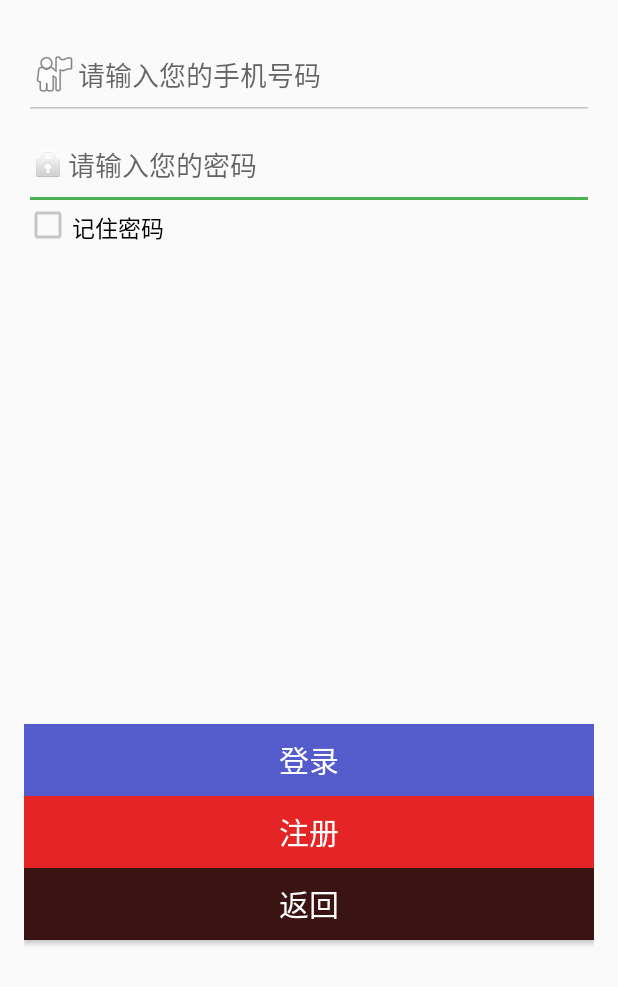
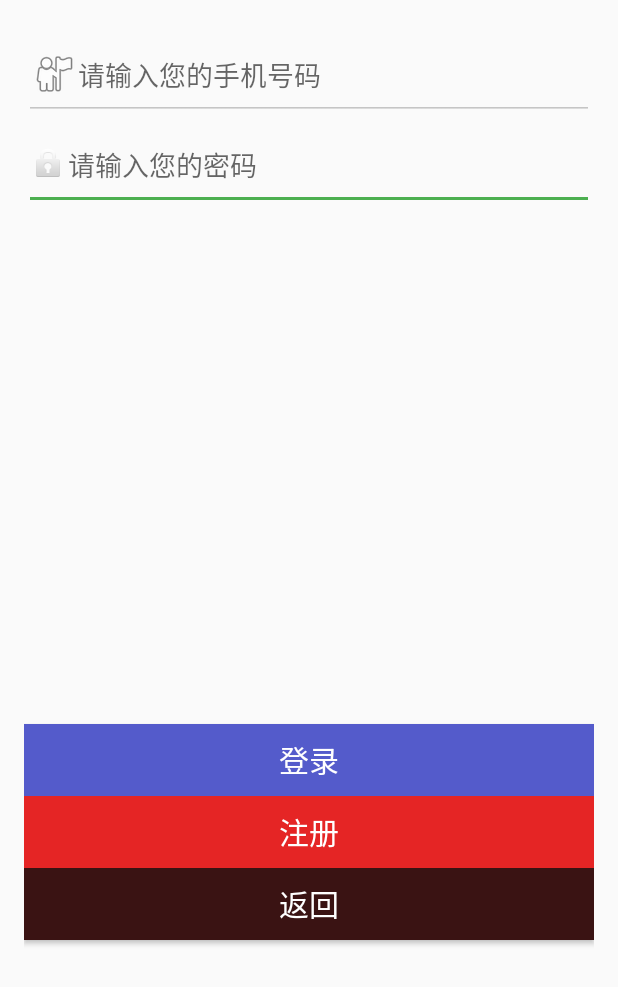
Before and after one commit to LittleCuteIMS/IntelligentParking, an Android app: the screen it shows after launch (Login), after a tap on an icon or button, on a phone screen of 412 x 824 dp, the part 249-1236 px from its top. Run offline under Robolectric (Android 15) with nearby library versions, the phone set to English and light mode, and no system bars; our stand-ins replace ButterKnife; 1 other tap on this screen came first.

Commit message:
保存了用户的登录状态，如果已登录，就会直接获取用户的信息；未登录则登录

```diff
--- a/app/src/main/java/com/example/foolishfan/IntelligentParking/Login.java
+++ b/app/src/main/java/com/example/foolishfan/IntelligentParking/Login.java
@@ -27,7 +27,6 @@ public class Login extends Activity {                 //登录界面活动
     private Button mRegisterButton;                   //注册按钮
     private Button mLoginButton;                      //登录按钮
     private Button mCancleButton;                     //取消按钮
-    private CheckBox mRememberCheck;
     private Handler handler;                   //登录接收服务器返回的信息
 
     @Override
@@ -41,7 +40,6 @@ public class Login extends Activity {                 //登录界面活动
         mRegisterButton = (Button) findViewById(R.id.login_btn_register);
         mLoginButton = (Button) findViewById(R.id.login_btn_login);
         mCancleButton = (Button) findViewById(R.id.login_btn_cancle);
-        mRememberCheck = (CheckBox) findViewById(R.id.Login_Remember);
 
         //使用SharedPreferences获取信息
         SharedPreferences userPreferences=getSharedPreferences("user", Context.MODE_PRIVATE);
@@ -56,7 +54,6 @@ public class Login extends Activity {                 //登录界面活动
         mRegisterButton.setOnClickListener(mListener);                      //采用OnClickListener方法设置不同按钮按下之后的监听事件
         mLoginButton.setOnClickListener(mListener);
         mCancleButton.setOnClickListener(mListener);
-        mRememberCheck.setOnCheckedChangeListener(checkedListener);
 
         handler = new Handler(){
             public void handleMessage(Message msg){
@@ -66,7 +63,7 @@ public class Login extends Activity {                 //登录界面活动
                         SharedPreferences statusPreferences=getSharedPreferences("status",Context.MODE_PRIVATE);
                         SharedPreferences.Editor statusEditor=statusPreferences.edit();
                         statusEditor.putBoolean("isLogin",true);
-                        statusEditor.commit();
+                        statusEditor.apply();
 
                         Toast.makeText(getApplicationContext(), msg.obj.toString(), Toast.LENGTH_SHORT).show();
 
@@ -102,30 +99,17 @@ public class Login extends Activity {                 //登录界面活动
         }
     };
 
-    //记住密码按钮的监听事件
-    CompoundButton.OnCheckedChangeListener checkedListener=new CompoundButton.OnCheckedChangeListener(){
-
-        @Override
-        public void onCheckedChanged(CompoundButton buttonView, boolean isChecked) {
-            if(isChecked){
-                String mobile = mMobile.getText().toString().trim();
-                String userPwd = mPwd.getText().toString().trim();
-
-                //将用户的登录信息保存在sharedPreference里面
-                SharedPreferences userPreferences=getSharedPreferences("user", Context.MODE_PRIVATE);
-                SharedPreferences.Editor userEditor=userPreferences.edit();
-                userEditor.putString("mobile",mobile);
-                userEditor.putString("userPwd",userPwd);
-                userEditor.commit();
-            }
-        }
-    };
-
-
     public void login() {                                              //登录按钮监听事件
         if (isUserNameAndPwdValid()) {
             String mobile = mMobile.getText().toString().trim();    //获取当前输入的用户名和密码信息
             String userPwd = mPwd.getText().toString().trim();
+
+            //将用户的登录信息保存在sharedPreference里面
+            SharedPreferences.Editor userEditor=getSharedPreferences("user", Context.MODE_PRIVATE).edit();
+            userEditor.putString("mobile",mobile);
+            userEditor.putString("userPwd",userPwd);
+            userEditor.apply();
+
             //将用户手机号，密码转为json
             JSONObject json=new JSONObject();
             try {
--- a/app/src/main/java/com/example/foolishfan/IntelligentParking/MainActivity.java
+++ b/app/src/main/java/com/example/foolishfan/IntelligentParking/MainActivity.java
@@ -25,11 +25,16 @@ public class MainActivity extends AppCompatActivity implements NavigationView.On
     private NavigationView navigationView;
     private DrawerLayout drawer;
     private Toolbar toolbar;
+    static private boolean isLogin;//全局获取当前软件的登录状态
 
     @Override
     protected void onCreate(Bundle savedInstanceState) {
         super.onCreate(savedInstanceState);
         setContentView(R.layout.activity_main);
+
+        //获取登录状态
+        SharedPreferences statusPreferences=getSharedPreferences("status",Context.MODE_PRIVATE);
+        isLogin=statusPreferences.getBoolean("isLogin",false);
 
         ButterKnife.inject(this);   //ButterKnife的绑定注解，找到参数对应的View，并自动的进行转换
         toolbar = (Toolbar) findViewById(R.id.toolbar); //导航控件
@@ -128,8 +133,13 @@ public class MainActivity extends AppCompatActivity implements NavigationView.On
     @Override
     public void onClick(View v) {
         if(v.getId()==R.id.ivAvatar){
-            Intent intent = new Intent(this,Login.class);   //若点击用户登录则切换MainActivity至Login Activity
-            startActivity(intent);
+            if(isLogin){
+                Intent intent=new Intent(this,User.class);
+                startActivity(intent);
+            }else{
+                Intent intent = new Intent(this,Login.class);   //若点击用户登录则切换MainActivity至Login Activity
+                startActivity(intent);
+            }
         }
     }
 
--- a/app/src/main/res/layout/login.xml
+++ b/app/src/main/res/layout/login.xml
@@ -91,17 +91,6 @@
             android:textColor="#ffffff"
             android:textSize="20dp" />
 
-        <CheckBox
-            android:layout_width="100dp"
-            android:layout_height="20dp"
-            android:text="记住密码"
-            android:id="@+id/Login_Remember"
-            android:layout_below="@+id/login_edit_pwd"
-            android:layout_alignParentLeft="true"
-            android:layout_alignParentStart="true"
-            android:checked="false"
-            android:textSize="15dp" />
-
     </RelativeLayout>
 
 
```
Also changed, not shown: app/src/main/java/com/example/foolishfan/IntelligentParking/User.java (+12 -0 lines).
